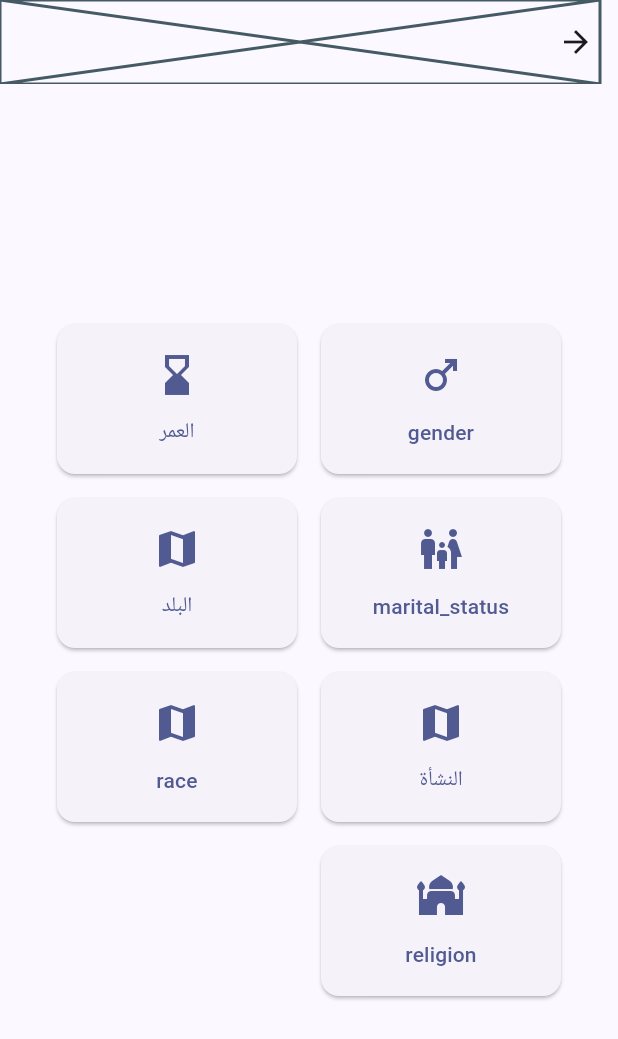
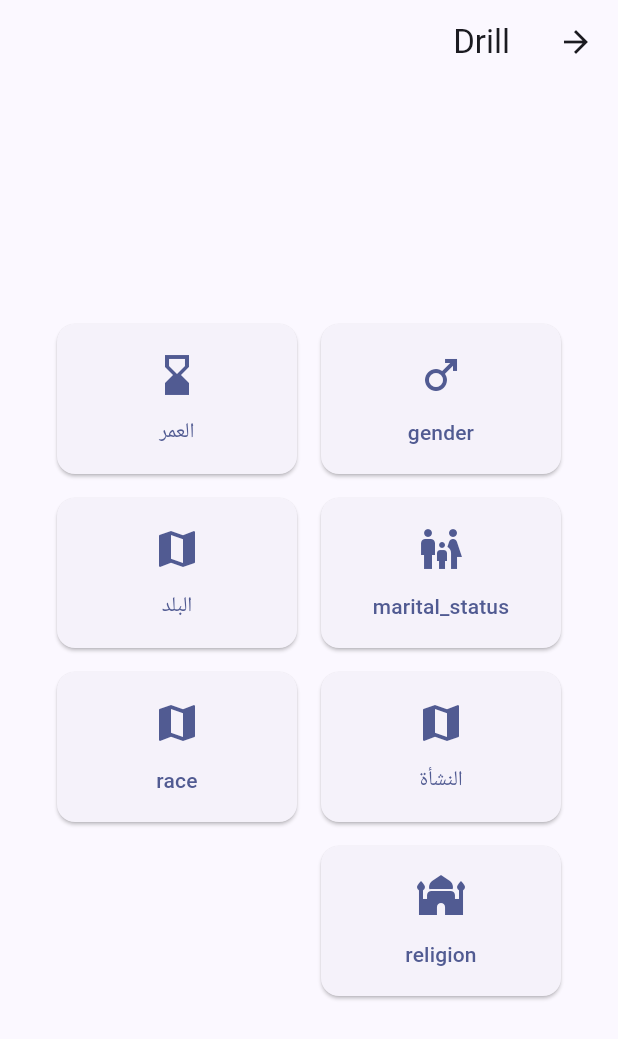
Before and after one commit to rdesoky/kobool_app, a Flutter app: the DrillPage screen opened directly, on a phone screen of 412 x 824 dp. Shown: the top 1039 px of the screen. Run offline on Flutter 3.47's test engine with Material 3 defaults, Android fonts, the phone set to English and light mode, and no system bars; our stand-ins replace cookie_jar, dio, dio_cookie_manager, easy_localization, email_validator, flutter_hooks and 4 more; accounts and stored records are empty.

Commit message:
Initial page_filters widget implementation

```diff
--- a/lib/pages/drill.dart
+++ b/lib/pages/drill.dart
@@ -5,7 +5,7 @@ import 'package:hooks_riverpod/hooks_riverpod.dart';
 import 'package:kobool/consts/api.dart';
 import 'package:kobool/consts/routes.dart';
 import 'package:kobool/providers/dio_provider.dart';
-import 'package:kobool/widgets/filters_buttons.dart';
+import 'package:kobool/widgets/page_filters.dart';
 import 'package:kobool/widgets/home_button.dart';
 import 'package:kobool/widgets/summary_list.dart';
 
@@ -51,12 +51,14 @@ class DrillPage extends HookConsumerWidget {
       appBar: AppBar(
         title: Text(
           results.connectionState == ConnectionState.waiting
-              ? 'searching'.tr()
+              ? 'grouping'.tr()
               : results.hasError
               ? 'Error: ${results.error}'
+              : pageArgs.containsKey("sum")
+              ? results.data?.data["summary_by"]
               : "Drill",
         ),
-        actions: [FiltersButtons()],
+        actions: [PageFilters()],
         centerTitle: false,
       ),
 
--- a/lib/pages/forum.dart
+++ b/lib/pages/forum.dart
@@ -6,7 +6,7 @@ import 'package:kobool/consts/api.dart';
 import 'package:kobool/hooks/use_fetch_pages.dart';
 import 'package:kobool/modals/question_list.dart';
 import 'package:kobool/widgets/answers_list.dart';
-import 'package:kobool/widgets/filters_buttons.dart';
+import 'package:kobool/widgets/page_filters.dart';
 
 class ForumPage extends HookConsumerWidget {
   const ForumPage({super.key, this.arguments});
@@ -44,7 +44,7 @@ class ForumPage extends HookConsumerWidget {
         centerTitle: false,
         actionsPadding: const EdgeInsets.symmetric(horizontal: 8),
         actions: [
-          FiltersButtons(),
+          PageFilters(),
           IconButton(
             icon: const Icon(Icons.find_in_page_outlined),
             onPressed: () {
--- a/lib/pages/results.dart
+++ b/lib/pages/results.dart
@@ -3,7 +3,7 @@ import 'package:flutter/material.dart';
 import 'package:hooks_riverpod/hooks_riverpod.dart';
 import 'package:kobool/consts/api.dart';
 import 'package:kobool/hooks/use_fetch_pages.dart';
-import 'package:kobool/widgets/filters_buttons.dart';
+import 'package:kobool/widgets/page_filters.dart';
 import 'package:kobool/widgets/user_list.dart';
 
 class ResultsPage extends HookConsumerWidget {
@@ -28,7 +28,7 @@ class ResultsPage extends HookConsumerWidget {
               : 'found_total'.tr(args: [results["total"].toString()]),
         ),
         centerTitle: false,
-        actions: [FiltersButtons()],
+        actions: [PageFilters()],
       ),
       body: Center(
         child: Column(
--- a/lib/widgets/filters_buttons.dart
+++ /dev/null
@@ -1,16 +0,0 @@
-import 'package:flutter/material.dart';
-import 'package:flutter_hooks/flutter_hooks.dart';
-
-class FiltersButtons extends HookWidget {
-  const FiltersButtons({super.key});
-
-  @override
-  Widget build(BuildContext context) {
-    final emptyArgs = useState<Map<String, dynamic>>({});
-    final pageArgs =
-        (ModalRoute.of(context)?.settings.arguments as Map<String, dynamic>?) ??
-        emptyArgs.value;
-
-    return const Placeholder();
-  }
-}
--- /dev/null
+++ b/lib/widgets/page_filters.dart
@@ -0,0 +1,55 @@
+import 'package:flutter/material.dart';
+import 'package:flutter_hooks/flutter_hooks.dart';
+import 'package:kobool/consts/routes.dart';
+import 'package:kobool/widgets/filter_button.dart';
+import 'package:kobool/widgets/user_attr_button.dart';
+
+final filters = {
+  "g": {"attr": UserAttr.gender, "title": "gender", "icon": Icons.male},
+  "ag": {"attr": UserAttr.age, "title": "age", "icon": Icons.hourglass_bottom},
+  "ht": {"attr": UserAttr.height, "title": "height", "icon": Icons.height},
+  "wt": {"attr": UserAttr.weight, "title": "weight", "icon": Icons.scale},
+  "sm": {"attr": UserAttr.smoke, "title": "smoke", "icon": Icons.smoke_free},
+  "ms": {
+    "attr": UserAttr.maritalStatus,
+    "title": "marital_status",
+    "icon": Icons.family_restroom,
+  },
+  "c": {"attr": UserAttr.country, "title": "country", "icon": Icons.map},
+  "o": {"attr": UserAttr.origin, "title": "origin", "icon": Icons.map},
+  "rc": {"attr": UserAttr.race, "title": "race", "icon": Icons.map},
+  "re": {"attr": UserAttr.religion, "title": "religion", "icon": Icons.mosque},
+};
+
+class PageFilters extends HookWidget {
+  const PageFilters({super.key});
+
+  @override
+  Widget build(BuildContext context) {
+    final emptyArgs = useState<Map<String, dynamic>>({});
+    final pageArgs =
+        (ModalRoute.of(context)?.settings.arguments as Map<String, dynamic>?) ??
+        emptyArgs.value;
+
+    return Wrap(
+      spacing: 8,
+      runSpacing: 8,
+      children: [
+        for (var filter in filters.entries.where(
+          (entry) => pageArgs.containsKey(entry.key),
+        ))
+          FilterButton(filterKey: filter.key),
+        // ElevatedButton(
+        //   onPressed: () {
+        //     Navigator.pushNamed(
+        //       context,
+        //       Routes.drill,
+        //       arguments: {...pageArgs, "sum": filter.key},
+        //     );
+        //   },
+        //   child: UserAttrButton(attr: filter.key, props: filter.value),
+        // ),
+      ],
+    );
+  }
+}
--- a/lib/widgets/summary_list.dart
+++ b/lib/widgets/summary_list.dart
@@ -17,6 +17,7 @@ class SummaryList extends StatelessWidget {
       itemBuilder: (context, index) {
         final entry = summary["child_list"][index];
         return ListTile(
+          dense: true,
           onTap: () {
             final args = {...pageArgs};
             args[summary["summary_by"]] = entry["group_name"]; // add filter
```
Also changed, not shown: lib/widgets/filter_button.dart (added, +31 -0 lines), lib/widgets/user_attr_button.dart (+24 -7 lines).
